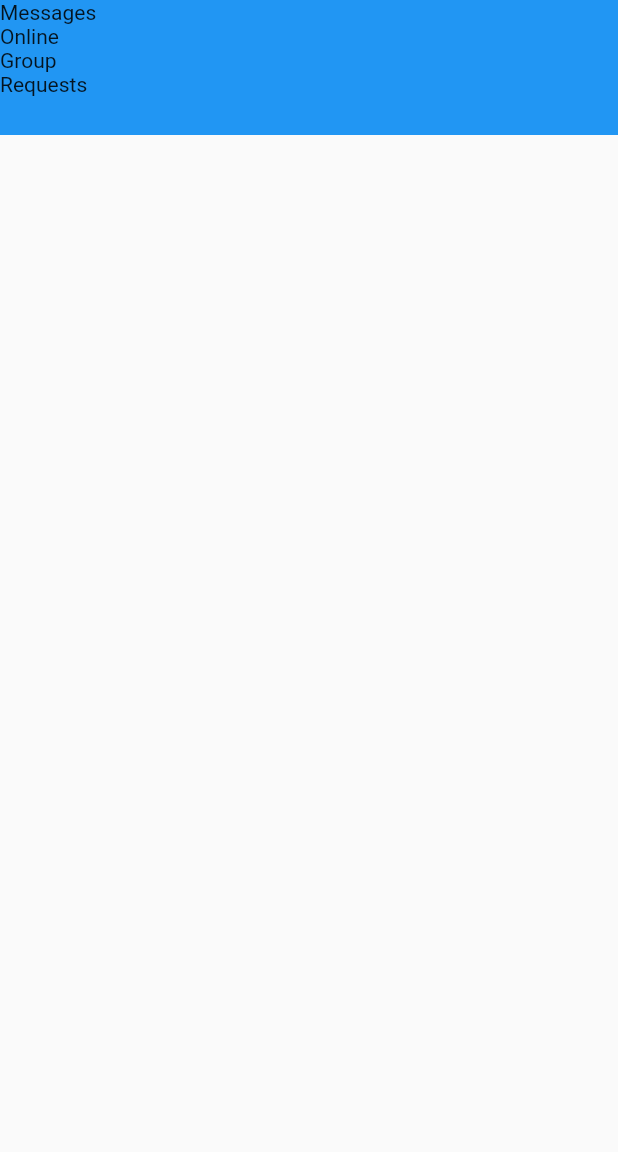
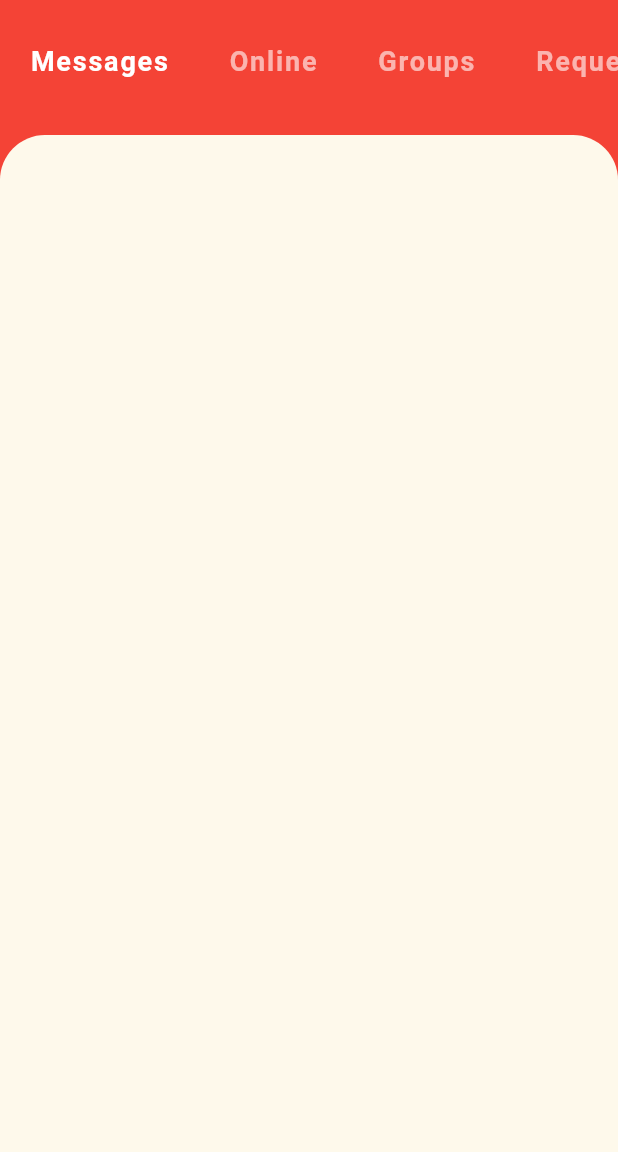
Before and after one commit to sourabhshegane/chat_app, a Flutter app: the screen it shows after launch, on a phone screen of 412 x 824 dp, the part 84-1236 px from its top. Run offline on Flutter 3.47's test engine with Material 2 defaults, Android fonts, the phone set to English and light mode, and no system bars.

Commit message:
Layout Styled

```diff
--- a/lib/pages/home.dart
+++ b/lib/pages/home.dart
@@ -1,6 +1,8 @@
 
+import 'package:flutter/cupertino.dart';
 import 'package:flutter/material.dart';
 import 'package:chatapp/widgets/category_selector.dart';
+import 'package:flutter/widgets.dart';
 
 class HomeScreen extends StatefulWidget {
   @override
@@ -11,6 +13,7 @@ class _HomeScreenState extends State<HomeScreen> {
   @override
   Widget build(BuildContext context) {
     return Scaffold(
+      backgroundColor: Theme.of(context).primaryColor,
       appBar: AppBar(
         leading: IconButton(
           icon: Icon(Icons.menu),
@@ -35,8 +38,17 @@ class _HomeScreenState extends State<HomeScreen> {
       ),
       body: Column(
         children: [
-          CategorySelector(
-
+          CategorySelector(),
+          Expanded(
+            child: Container(
+              decoration: BoxDecoration(
+                color: Theme.of(context).accentColor,
+                borderRadius: BorderRadius.only(
+                  topLeft: Radius.circular(30.0),
+                  topRight: Radius.circular(30.0)
+                )
+              ),
+            ),
           )
         ],
       ),
--- a/lib/widgets/category_selector.dart
+++ b/lib/widgets/category_selector.dart
@@ -1,3 +1,5 @@
+import 'dart:ui';
+
 import 'package:flutter/cupertino.dart';
 import 'package:flutter/material.dart';
 
@@ -9,18 +11,37 @@ class CategorySelector extends StatefulWidget {
 class _CategorySelectorState extends State<CategorySelector> {
 
   int selectedIndex = 0;
-  final List<String> categoryList = ["Messages", "Online", "Group", "Requests"];
+  final List<String> categoryList = ["Messages", "Online", "Groups", "Requests"];
 
   @override
   Widget build(BuildContext context) {
     return Container(
       height: 90,
-      color: Colors.blue,
+      color: Theme.of(context).primaryColor,
       child: ListView.builder(
         itemCount: categoryList.length,
         itemBuilder: (context, index){
-          return Text(categoryList[index]);
+          return GestureDetector(
+            onTap: (){
+              setState(() {
+                selectedIndex = index;
+              });
+            },
+            child: Padding(
+              padding: const EdgeInsets.symmetric(horizontal: 20.0, vertical: 30.0),
+              child: Text(
+                  categoryList[index],
+                  style: TextStyle(
+                    color: index==selectedIndex ? Colors.white : Colors.white60,
+                    fontSize: 18.0,
+                    fontWeight: FontWeight.bold,
+                    letterSpacing: 1.2
+                  ),
+              ),
+            ),
+          );
         },
+        scrollDirection: Axis.horizontal,
       ),
     );
   }
```
